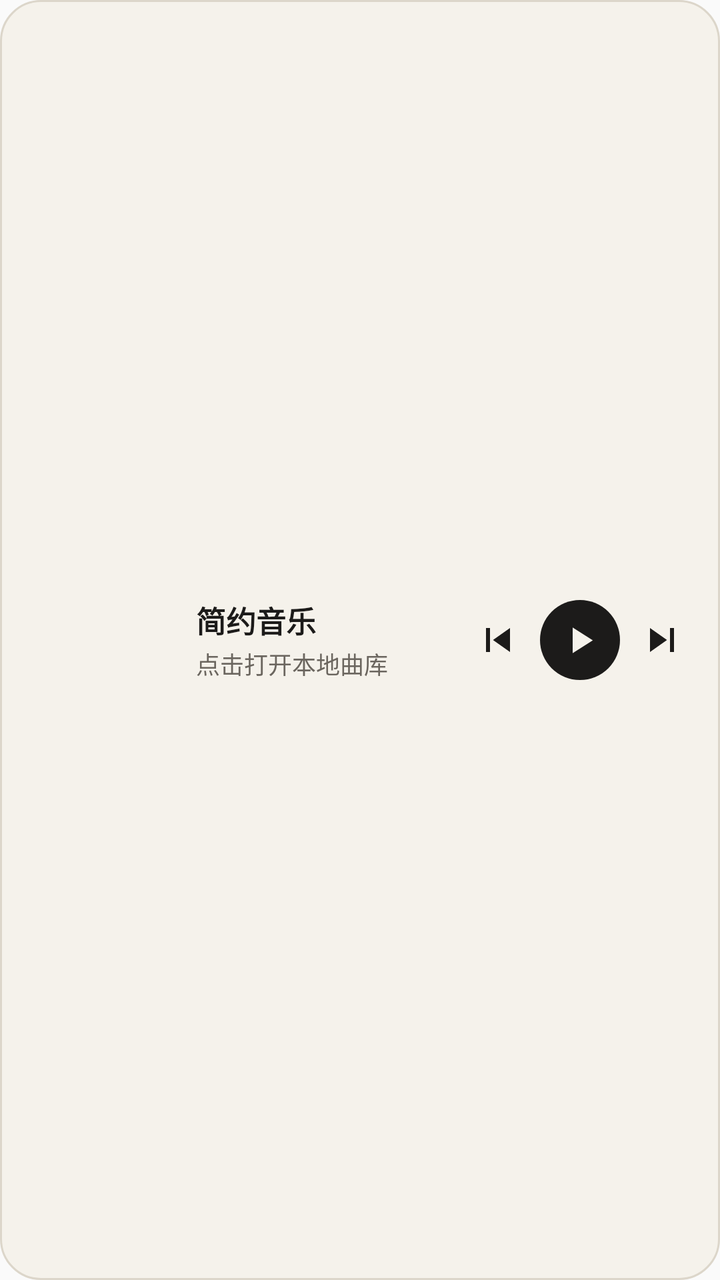
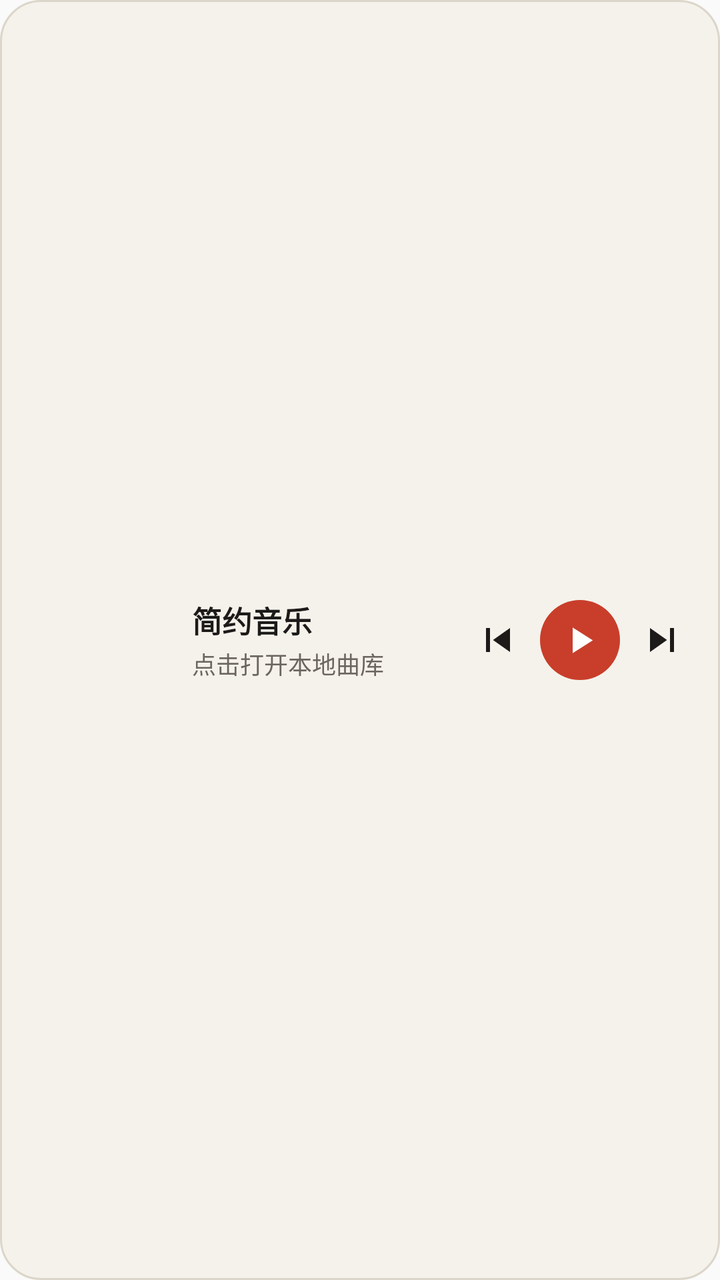

An Android layout rendered at two revisions. The XML below is the earlier revision; the diff shows what the commit changed to produce the second picture.
<!-- AndroidManifest.xml: application theme Theme.PureMusic -->
<!-- res/layout/widget_pure_music.xml -->
<?xml version="1.0" encoding="utf-8"?>
<LinearLayout xmlns:android="http://schemas.android.com/apk/res/android"
    android:id="@+id/widget_root"
    android:layout_width="match_parent"
    android:layout_height="match_parent"
    android:background="@drawable/widget_bg_archival"
    android:gravity="center_vertical"
    android:orientation="horizontal"
    android:paddingStart="12dp"
    android:paddingEnd="12dp"
    android:paddingTop="8dp"
    android:paddingBottom="8dp">

    <ImageView
        android:id="@+id/widget_art"
        android:layout_width="76dp"
        android:layout_height="54dp"
        android:contentDescription="专辑封套与黑胶"
        android:scaleType="fitCenter"
        android:src="@mipmap/ic_launcher_round" />

    <LinearLayout
        android:layout_width="0dp"
        android:layout_height="wrap_content"
        android:layout_marginStart="10dp"
        android:layout_marginEnd="6dp"
        android:layout_weight="1"
        android:orientation="vertical">

        <TextView
            android:id="@+id/widget_title"
            android:layout_width="match_parent"
            android:layout_height="wrap_content"
            android:ellipsize="end"
            android:maxLines="1"
            android:text="简约音乐"
            android:textColor="@color/widget_text_primary"
            android:textSize="15sp"
            android:textStyle="bold" />

        <LinearLayout
            android:layout_width="match_parent"
            android:layout_height="wrap_content"
            android:layout_marginTop="2dp"
            android:gravity="center_vertical"
            android:orientation="horizontal">

            <TextView
                android:id="@+id/widget_artist"
                android:layout_width="0dp"
                android:layout_height="wrap_content"
                android:layout_weight="1"
                android:ellipsize="end"
                android:maxLines="1"
                android:text="点击打开本地曲库"
                android:textColor="@color/widget_text_secondary"
                android:textSize="12sp" />

            <TextView
                android:id="@+id/widget_badge"
                android:layout_width="wrap_content"
                android:layout_height="wrap_content"
                android:layout_marginStart="5dp"
                android:background="@drawable/widget_sq_badge"
                android:paddingStart="5dp"
                android:paddingEnd="5dp"
                android:paddingTop="1dp"
                android:paddingBottom="1dp"
                android:text="SQ"
                android:textColor="#0D9488"
                android:textSize="9sp"
                android:textStyle="bold"
                android:visibility="gone" />
        </LinearLayout>
    </LinearLayout>

    <ImageButton
        android:id="@+id/widget_prev"
        android:layout_width="34dp"
        android:layout_height="34dp"
        android:background="?android:attr/selectableItemBackgroundBorderless"
        android:contentDescription="上一首"
        android:padding="5dp"
        android:scaleType="fitCenter"
        android:src="@drawable/ic_widget_prev"
        android:tint="@color/widget_icon_tint" />

    <ImageButton
        android:id="@+id/widget_play_pause"
        android:layout_width="40dp"
        android:layout_height="40dp"
        android:layout_marginStart="4dp"
        android:layout_marginEnd="4dp"
        android:background="@drawable/widget_btn_play_archival"
        android:contentDescription="播放或暂停"
        android:padding="9dp"
        android:scaleType="fitCenter"
        android:src="@drawable/ic_widget_play"
        android:tint="@color/widget_play_icon_tint" />

    <ImageButton
        android:id="@+id/widget_next"
        android:layout_width="34dp"
        android:layout_height="34dp"
        android:background="?android:attr/selectableItemBackgroundBorderless"
        android:contentDescription="下一首"
        android:padding="5dp"
        android:scaleType="fitCenter"
        android:src="@drawable/ic_widget_next"
        android:tint="@color/widget_icon_tint" />
</LinearLayout>
<!-- resources referenced by this layout -->
<resources>
  <color name="widget_icon_tint">#1C1B1A</color>
  <color name="widget_play_icon_tint">#F5F2EB</color>
  <color name="widget_text_primary">#1C1B1A</color>
  <color name="widget_text_secondary">#6B665F</color>
  <!-- drawable ic_widget_next (drawable) -->
  <?xml version="1.0" encoding="utf-8"?>
  <vector xmlns:android="http://schemas.android.com/apk/res/android"
      android:width="24dp"
      android:height="24dp"
      android:viewportWidth="24"
      android:viewportHeight="24">
      <path android:fillColor="#FFFFFFFF" android:pathData="M6,18l8.5,-6L6,6v12zM16,6v12h2L18,6h-2z" />
  </vector>
  <!-- drawable ic_widget_play (drawable) -->
  <?xml version="1.0" encoding="utf-8"?>
  <vector xmlns:android="http://schemas.android.com/apk/res/android"
      android:width="24dp"
      android:height="24dp"
      android:viewportWidth="24"
      android:viewportHeight="24">
      <path android:fillColor="#FFFFFFFF" android:pathData="M8,5.14v14l11,-7 -11,-7z" />
  </vector>
  <!-- drawable ic_widget_prev (drawable) -->
  <?xml version="1.0" encoding="utf-8"?>
  <vector xmlns:android="http://schemas.android.com/apk/res/android"
      android:width="24dp"
      android:height="24dp"
      android:viewportWidth="24"
      android:viewportHeight="24">
      <path android:fillColor="#FFFFFFFF" android:pathData="M6,6h2v12L6,18zM9.5,12l8.5,6L18,6z" />
  </vector>
  <!-- drawable widget_bg_archival (drawable) -->
  <?xml version="1.0" encoding="utf-8"?>
  <shape xmlns:android="http://schemas.android.com/apk/res/android"
      android:shape="rectangle">
      <solid android:color="#F5F2EB" />
      <stroke android:width="1dp" android:color="#DCD6CA" />
      <corners android:radius="20dp" />
  </shape>
  <!-- drawable widget_btn_play_archival (drawable) -->
  <?xml version="1.0" encoding="utf-8"?>
  <shape xmlns:android="http://schemas.android.com/apk/res/android"
      android:shape="oval">
      <solid android:color="#1C1B1A" />
  </shape>
  <!-- drawable widget_sq_badge (drawable) -->
  <?xml version="1.0" encoding="utf-8"?>
  <shape xmlns:android="http://schemas.android.com/apk/res/android"
      android:shape="rectangle">
      <solid android:color="#220D9488" />
      <corners android:radius="4dp" />
  </shape>
  <!-- mipmap ic_launcher_round (mipmap-anydpi-v26) -->
  <?xml version="1.0" encoding="utf-8"?>
  <adaptive-icon xmlns:android="http://schemas.android.com/apk/res/android">
      <background android:drawable="@color/ic_launcher_orange_bg" />
      <foreground android:drawable="@drawable/ic_launcher_turntable_fg" />
  </adaptive-icon>
  <style name="Theme.PureMusic" parent="android:Theme.Material.Light.NoActionBar" />
  <color name="ic_launcher_orange_bg">#A9321E</color>
  <!-- drawable ic_launcher_turntable_fg: png bitmap (drawable-nodpi, 214950 bytes) -->
</resources>

<!-- the commit's change to res/layout/widget_pure_music.xml (unified diff, before → after) -->
@@ -6,15 +6,15 @@
     android:background="@drawable/widget_bg_archival"
     android:gravity="center_vertical"
     android:orientation="horizontal"
-    android:paddingStart="12dp"
+    android:paddingStart="10dp"
     android:paddingEnd="12dp"
-    android:paddingTop="8dp"
-    android:paddingBottom="8dp">
+    android:paddingTop="6dp"
+    android:paddingBottom="6dp">
 
     <ImageView
         android:id="@+id/widget_art"
-        android:layout_width="76dp"
-        android:layout_height="54dp"
+        android:layout_width="78dp"
+        android:layout_height="58dp"
         android:contentDescription="专辑封套与黑胶"
         android:scaleType="fitCenter"
         android:src="@mipmap/ic_launcher_round" />
@@ -22,7 +22,7 @@
     <LinearLayout
         android:layout_width="0dp"
         android:layout_height="wrap_content"
-        android:layout_marginStart="10dp"
+        android:layout_marginStart="8dp"
         android:layout_marginEnd="6dp"
         android:layout_weight="1"
         android:orientation="vertical">
@@ -91,12 +91,12 @@
         android:layout_height="40dp"
         android:layout_marginStart="4dp"
         android:layout_marginEnd="4dp"
-        android:background="@drawable/widget_btn_play_archival"
+        android:background="@drawable/widget_btn_play_cinnabar"
         android:contentDescription="播放或暂停"
         android:padding="9dp"
         android:scaleType="fitCenter"
         android:src="@drawable/ic_widget_play"
-        android:tint="@color/widget_play_icon_tint" />
+        android:tint="#FFFFFF" />
 
     <ImageButton
         android:id="@+id/widget_next"
<!-- resource entries referenced after the edit -->
@@ -1,7 +1,6 @@
 <!-- resources referenced by this layout -->
 <resources>
   <color name="widget_icon_tint">#1C1B1A</color>
-  <color name="widget_play_icon_tint">#F5F2EB</color>
   <color name="widget_text_primary">#1C1B1A</color>
   <color name="widget_text_secondary">#6B665F</color>
   <!-- drawable ic_widget_next (drawable) -->
@@ -39,11 +38,11 @@
       <stroke android:width="1dp" android:color="#DCD6CA" />
       <corners android:radius="20dp" />
   </shape>
-  <!-- drawable widget_btn_play_archival (drawable) -->
+  <!-- drawable widget_btn_play_cinnabar (drawable) -->
   <?xml version="1.0" encoding="utf-8"?>
   <shape xmlns:android="http://schemas.android.com/apk/res/android"
       android:shape="oval">
-      <solid android:color="#1C1B1A" />
+      <solid android:color="#C83E2B" />
   </shape>
   <!-- drawable widget_sq_badge (drawable) -->
   <?xml version="1.0" encoding="utf-8"?>
